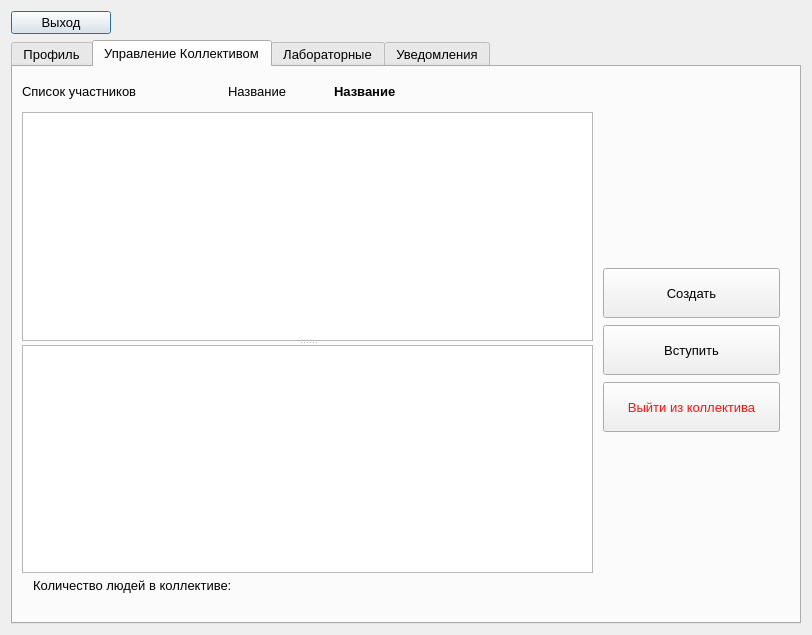
Above: studentdialog.ui from Knigan/DB3 before the change. Below: the same form after it.
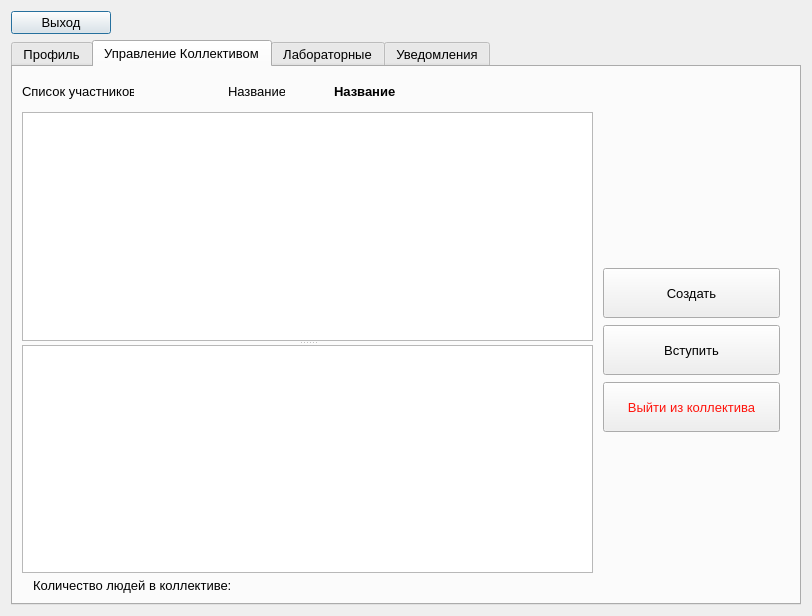
That is the form after the change. The open tabs and pages were chosen to show the change.

The edit to the form file:
```diff
--- a/studentdialog.ui
+++ b/studentdialog.ui
@@ -7,7 +7,7 @@
     <x>0</x>
     <y>0</y>
     <width>812</width>
-    <height>635</height>
+    <height>616</height>
    </rect>
   </property>
   <property name="minimumSize">
@@ -212,7 +212,7 @@
         <rect>
          <x>9</x>
          <y>9</y>
-         <width>171</width>
+         <width>112</width>
          <height>30</height>
         </rect>
        </property>
@@ -237,7 +237,7 @@
         <rect>
          <x>215</x>
          <y>9</y>
-         <width>81</width>
+         <width>57</width>
          <height>30</height>
         </rect>
        </property>
@@ -262,7 +262,7 @@
         <rect>
          <x>321</x>
          <y>9</y>
-         <width>261</width>
+         <width>61</width>
          <height>30</height>
         </rect>
        </property>
@@ -281,7 +281,6 @@
        <property name="font">
         <font>
          <pointsize>10</pointsize>
-         <weight>75</weight>
          <bold>true</bold>
         </font>
        </property>
@@ -386,7 +385,7 @@
         <rect>
          <x>20</x>
          <y>510</y>
-         <width>251</width>
+         <width>211</width>
          <height>16</height>
         </rect>
        </property>
```
Left out of the diff: 3 changed lines with no effect on the pictures.
